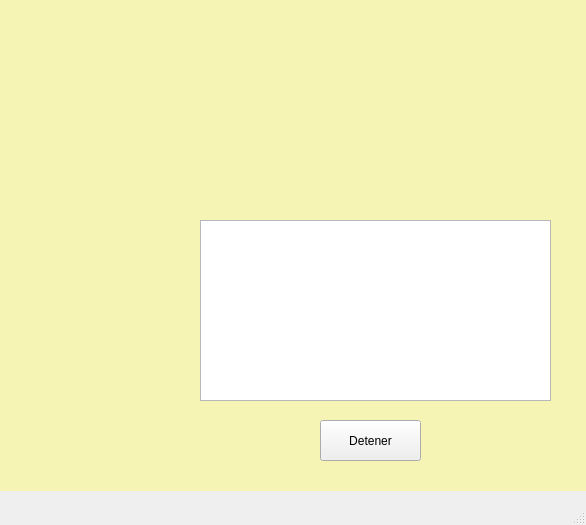
Qt form ventanaetapa.ui (JOQUINYD/PipelineProject) before a commit.
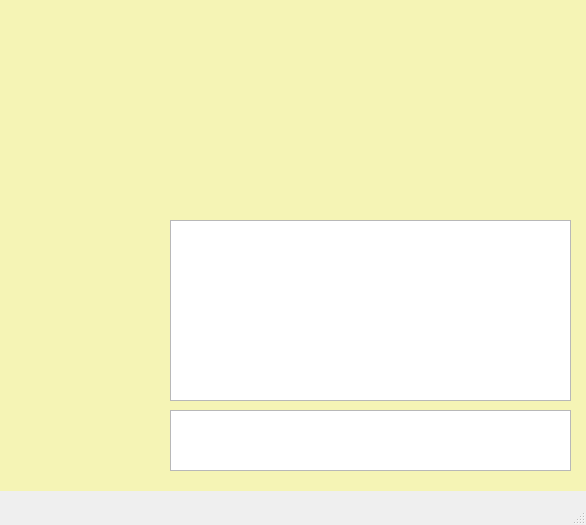
The same form after that commit. Icons and pictures are not drawn.

What changed in the file:
```diff
--- a/ventanaetapa.ui
+++ b/ventanaetapa.ui
@@ -34,9 +34,9 @@
    <widget class="QListWidget" name="lwProductos">
     <property name="geometry">
      <rect>
-      <x>200</x>
+      <x>170</x>
       <y>220</y>
-      <width>351</width>
+      <width>401</width>
       <height>181</height>
      </rect>
     </property>
@@ -44,14 +44,40 @@
    <widget class="QPushButton" name="btnDetener">
     <property name="geometry">
      <rect>
-      <x>320</x>
-      <y>420</y>
+      <x>10</x>
+      <y>380</y>
       <width>101</width>
       <height>41</height>
      </rect>
     </property>
+    <property name="cursor">
+     <cursorShape>PointingHandCursor</cursorShape>
+    </property>
+    <property name="styleSheet">
+     <string notr="true">#btnDetener{
+background-color:transparent;
+	border-image: url(:/Images/onSwitch.png);
+background:none;
+border:none;
+background-repeat:none;
+}
+#btnDetener:checked
+{
+	border-image: url(:/Images/offSwitch.png);
+} </string>
+    </property>
     <property name="text">
-     <string>Detener</string>
+     <string/>
+    </property>
+   </widget>
+   <widget class="QListWidget" name="lwErrores">
+    <property name="geometry">
+     <rect>
+      <x>170</x>
+      <y>410</y>
+      <width>401</width>
+      <height>61</height>
+     </rect>
     </property>
    </widget>
   </widget>
```
